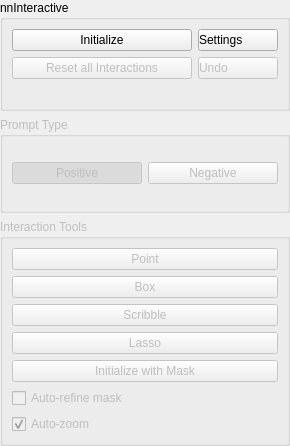
Qt form Modules/PythonSegmentationUI/src/QmitknnInteractiveToolGUI.ui (MITK/MITK) before a commit.
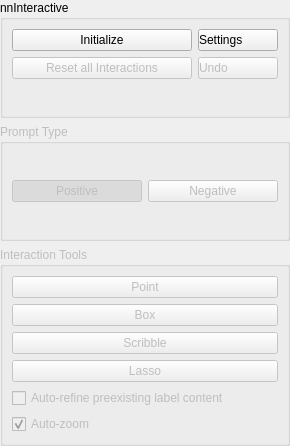
The same form after that commit. Icons and pictures are not drawn.

Commit message: Auto-seed nnInteractive from selected label

```diff
--- a/Modules/PythonSegmentationUI/src/QmitknnInteractiveToolGUI.ui
+++ b/Modules/PythonSegmentationUI/src/QmitknnInteractiveToolGUI.ui
@@ -228,27 +228,13 @@
         </property>
        </widget>
       </item>
-      <item>
-       <widget class="QPushButton" name="maskButton">
-        <property name="text">
-         <string>Initialize with Mask</string>
-        </property>
-        <property name="icon">
-         <iconset resource="../resource/nnInteractive/nnInteractive.qrc">
-          <normaloff>:/nnInteractive/Mask</normaloff>:/nnInteractive/Mask</iconset>
-        </property>
-        <property name="iconSize">
-         <size>
-          <width>24</width>
-          <height>24</height>
-         </size>
-        </property>
-       </widget>
-      </item>
       <item>
        <widget class="QCheckBox" name="autoRefineCheckBox">
         <property name="text">
-         <string>Auto-refine mask</string>
+         <string>Auto-refine preexisting label content</string>
+        </property>
+        <property name="toolTip">
+         <string>If off, the label's content is used as-is until your next interaction.</string>
         </property>
        </widget>
       </item>
```
The commit also changes 5 other files.
